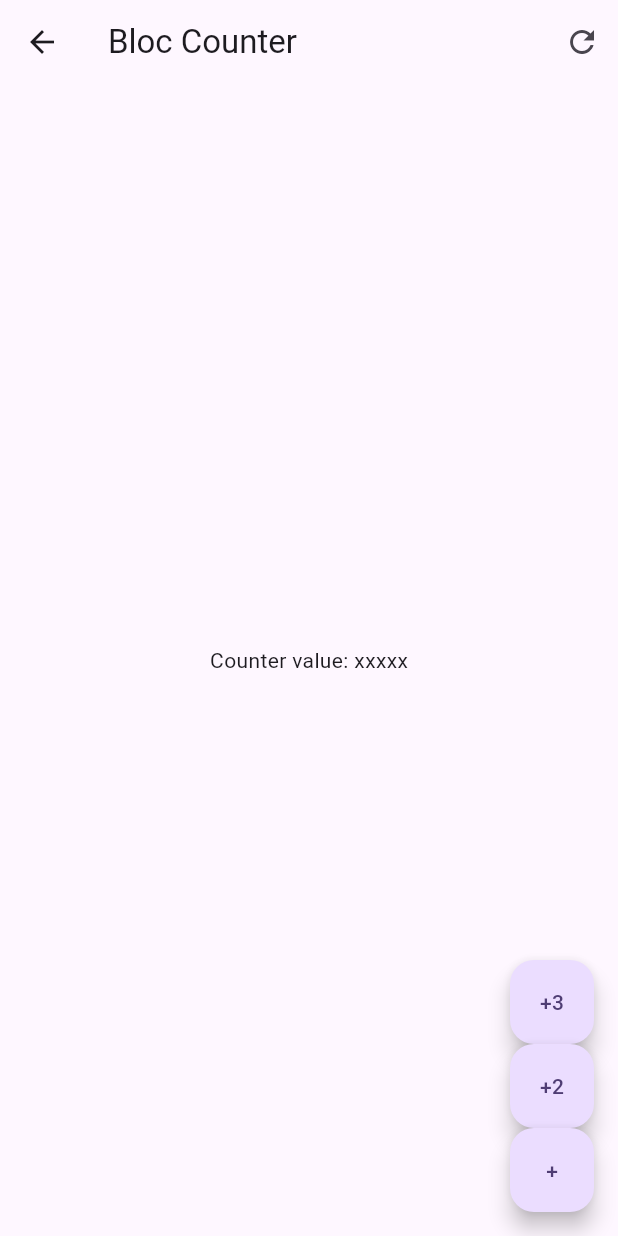
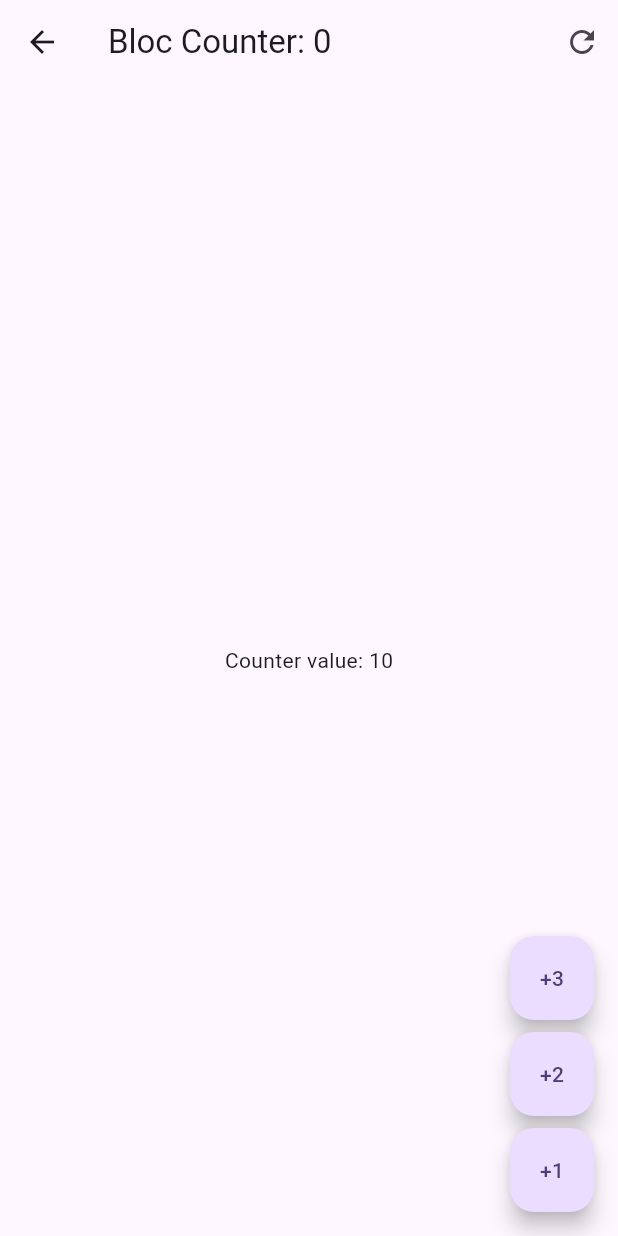
Before and after one commit to max-vigtov/forms-app, a Flutter app: the screen it shows after launch, after a tap on "BLoC", on a phone screen of 412 x 824 dp. Run offline on Flutter 3.47's test engine with Material 3 defaults, Android fonts, the phone set to English and light mode, and no system bars; our stand-ins replace equatable, flutter_bloc, go_router.

Commit message:
State: Counter Bloc Screen implemented

```diff
--- a/lib/presentation/blocs/counter_bloc/counter_event.dart
+++ b/lib/presentation/blocs/counter_bloc/counter_event.dart
@@ -8,3 +8,5 @@ class CounterIncreased extends CounterEvent{
   final int value;
   const CounterIncreased(this.value);
 }
+
+class CounterReset extends CounterEvent{}
--- a/lib/presentation/blocs/counter_cubit/counter_cubit.dart
+++ b/lib/presentation/blocs/counter_cubit/counter_cubit.dart
@@ -16,7 +16,6 @@ class CounterCubit extends Cubit<CounterState> {
   void reset(){
     emit(state.copyWith(
       counter: 0,
-
     ));
   }
 }
--- a/lib/presentation/screens/bloc_counter_screen.dart
+++ b/lib/presentation/screens/bloc_counter_screen.dart
@@ -1,43 +1,58 @@
 import 'package:flutter/material.dart';
+import 'package:flutter_bloc/flutter_bloc.dart';
+import 'package:forms_app/presentation/blocs/counter_bloc/counter_bloc.dart';
 
 class BlocCounterScreen extends StatelessWidget {
   const BlocCounterScreen({super.key});
 
   @override
   Widget build(BuildContext context) {
+    return BlocProvider(
+      create: (_) => CounterBloc(),
+      child: const BlocCounterView(),
+    );
+  }
+}
+
+class BlocCounterView extends StatelessWidget {
+  const BlocCounterView({
+    super.key,
+  });
+
+ void increaseCounterBy(BuildContext context, [ int value  = 1 ]){
+  context.read<CounterBloc>()
+    .add(CounterIncreased(value));
+ }
+
+  @override
+  Widget build(BuildContext context) {
     return Scaffold(
       appBar: AppBar(
-        title: const Text('Bloc Counter'),
+        title: context.select((CounterBloc counterBloc) => Text('Bloc Counter: ${ counterBloc.state.transactionCount}')),
         actions: [
           IconButton(
-          onPressed: (){},
-          icon: const Icon(Icons.refresh_outlined)
-          )
+            onPressed: () =>   context.read<CounterBloc>().add(CounterReset()),
+            icon: const Icon(Icons.refresh_outlined))
         ],
       ),
-      body: const Center(
-        child: Text('Counter value: xxxxx'),
-      ),
+      body: Center(
+          child: context.select(
+        (CounterBloc counterBloc) =>
+            Text('Counter value: ${counterBloc.state.counter}'),
+      )),
       floatingActionButton: Column(
         mainAxisAlignment: MainAxisAlignment.end,
         children: [
           FloatingActionButton(
-            heroTag: '1',
-            child: const Text('+3'),
-            onPressed: () => {}
-          ),
+            heroTag: '1', child: const Text('+3'), onPressed: () => increaseCounterBy(context, 3)),
+          const SizedBox(height: 8), // Espacio entre los botones
 
           FloatingActionButton(
-            heroTag: '2',
-            child: const Text('+2'),
-            onPressed: () => {}
-          ),
+            heroTag: '2', child: const Text('+2'), onPressed: () => increaseCounterBy(context, 2)),
+          const SizedBox(height: 8), // Espacio entre los botones
 
           FloatingActionButton(
-            heroTag: '3',
-            child: const Text('+'),
-            onPressed: () => {}
-          ),
+            heroTag: '3', child: const Text('+1'), onPressed: () => increaseCounterBy(context)),
         ],
       ),
     );
```
Also changed, not shown: lib/presentation/blocs/counter_bloc/counter_bloc.dart (+15 -6 lines), lib/presentation/screens/cubit_counter_screen.dart (+20 -12 lines).
